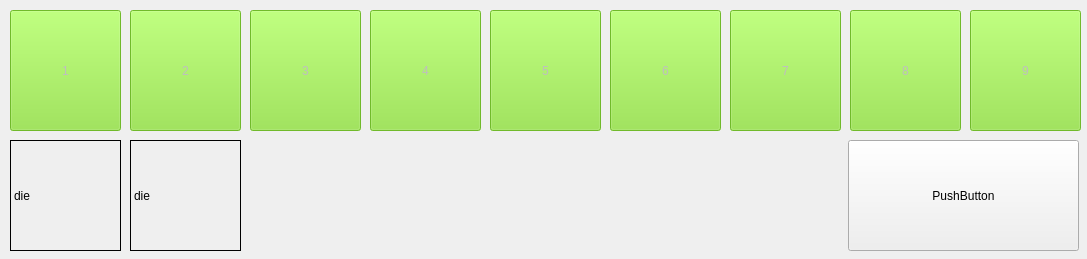
The window that GameMain.ui (PioKozi/ShutTheBox) describes before a commit, drawn with Qt 5.
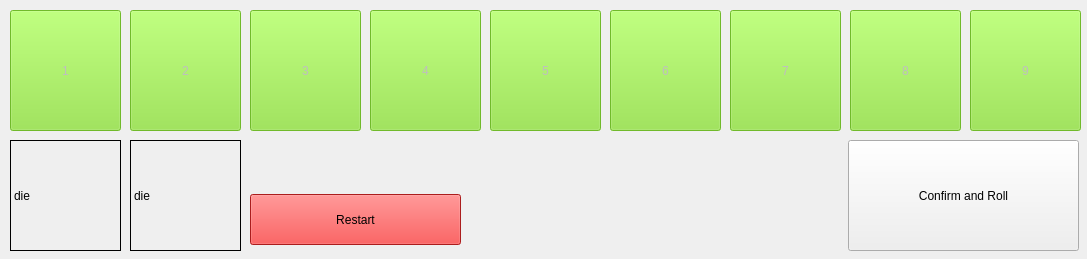
The same window after the commit.

Commit message: added title fixed README added YouWin added fast-restart renamed decomp to design

Diff of the .ui file:
```diff
--- a/GameMain.ui
+++ b/GameMain.ui
@@ -205,8 +205,11 @@
      <height>111</height>
     </rect>
    </property>
+   <property name="styleSheet">
+    <string notr="true"/>
+   </property>
    <property name="text">
-    <string>PushButton</string>
+    <string>Confirm and Roll</string>
    </property>
   </widget>
   <widget class="QLabel" name="die1Label">
@@ -250,6 +253,22 @@
     <bool>true</bool>
    </property>
   </widget>
+  <widget class="QPushButton" name="restartButton">
+   <property name="geometry">
+    <rect>
+     <x>250</x>
+     <y>194</y>
+     <width>211</width>
+     <height>51</height>
+    </rect>
+   </property>
+   <property name="styleSheet">
+    <string notr="true">background-color:rgb(239, 41, 41);</string>
+   </property>
+   <property name="text">
+    <string>Restart</string>
+   </property>
+  </widget>
  </widget>
  <resources/>
  <connections/>
```
Left out of the diff: 2 changed lines with no effect on the pictures. The commit also changes 1 other file.
